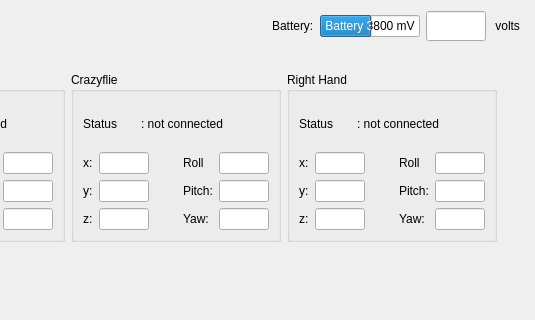
Before: the Qt Designer form src/cfclient/ui/tabs/HTTYD.ui in cafeciaojoe/crazyflie-clients-python, drawn with Qt 5; both pictures show x 283 to 818 and y 0 to 320 of the 818 by 731 pixel window.
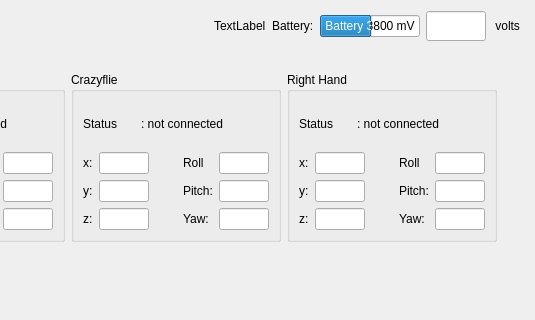
After: the same form once the commit is applied.

Commit message: main.py now opens and closes chrome localhost5000

Patch:
```diff
--- a/src/cfclient/ui/tabs/HTTYD.ui
+++ b/src/cfclient/ui/tabs/HTTYD.ui
@@ -56,6 +56,13 @@
        </property>
       </spacer>
      </item>
+     <item>
+      <widget class="QLabel" name="label_3">
+       <property name="text">
+        <string>TextLabel</string>
+       </property>
+      </widget>
+     </item>
      <item>
       <widget class="QLabel" name="batteryLabel">
        <property name="text">
```
The commit also changes 2 other files.
